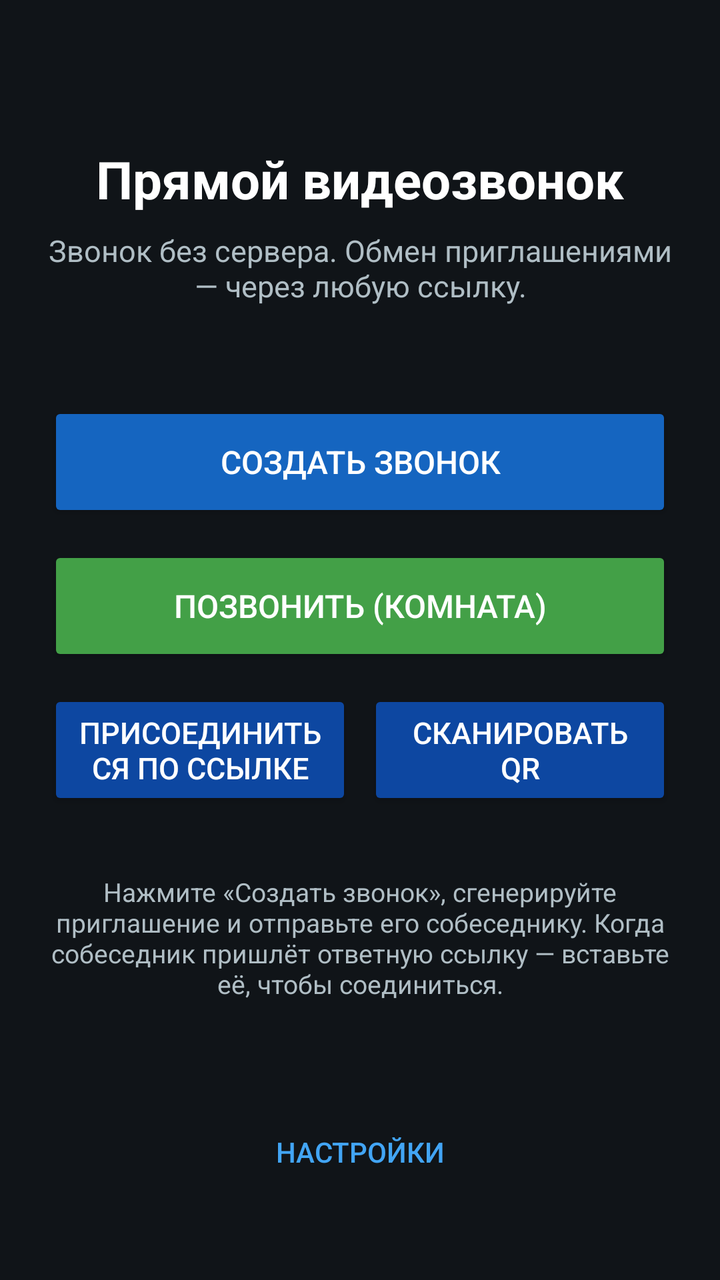
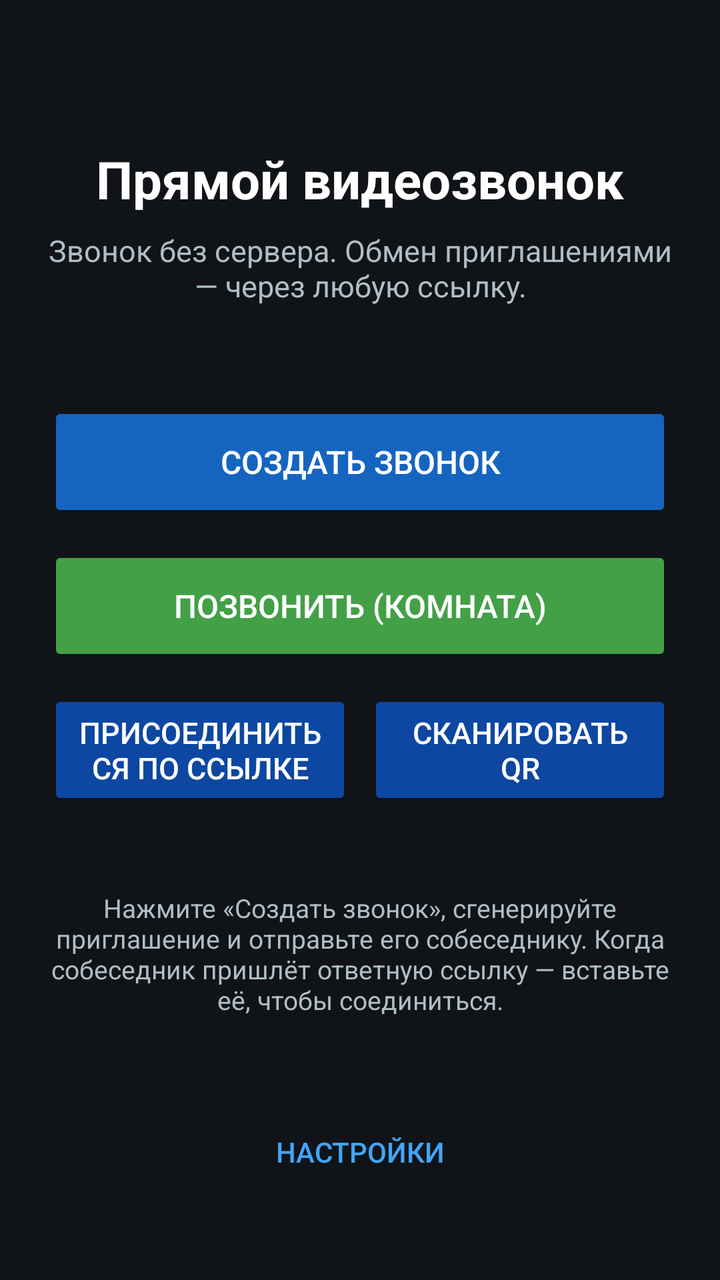

Compare the two renders of this Android layout. The source of the first and the diff that turns it into the second are given below.
<!-- AndroidManifest.xml: activity theme Theme.P2PCall -->
<!-- res/layout/activity_main.xml -->
<?xml version="1.0" encoding="utf-8"?>
<androidx.constraintlayout.widget.ConstraintLayout xmlns:android="http://schemas.android.com/apk/res/android"
    xmlns:app="http://schemas.android.com/apk/res-auto"
    android:layout_width="match_parent"
    android:layout_height="match_parent"
    android:background="@color/bg_dark"
    android:padding="24dp">

    <TextView
        android:id="@+id/titleView"
        android:layout_width="0dp"
        android:layout_height="wrap_content"
        android:layout_marginTop="48dp"
        android:gravity="center"
        android:text="@string/home_title"
        android:textColor="@color/text_primary"
        android:textSize="26sp"
        android:textStyle="bold"
        app:layout_constraintEnd_toEndOf="parent"
        app:layout_constraintStart_toStartOf="parent"
        app:layout_constraintTop_toTopOf="parent" />

    <TextView
        android:id="@+id/subtitleView"
        android:layout_width="0dp"
        android:layout_height="wrap_content"
        android:layout_marginTop="8dp"
        android:gravity="center"
        android:text="@string/home_subtitle"
        android:textColor="@color/text_secondary"
        android:textSize="15sp"
        app:layout_constraintEnd_toEndOf="parent"
        app:layout_constraintStart_toStartOf="parent"
        app:layout_constraintTop_toBottomOf="@id/titleView" />

    <Button
        android:id="@+id/btnCreateCall"
        style="@style/Widget.AppCompat.Button.Colored"
        android:layout_width="0dp"
        android:layout_height="60dp"
        android:layout_marginTop="48dp"
        android:backgroundTint="@color/brand"
        android:text="@string/btn_create_call"
        android:textColor="@color/text_primary"
        android:textSize="16sp"
        app:layout_constraintEnd_toEndOf="parent"
        app:layout_constraintStart_toStartOf="parent"
        app:layout_constraintTop_toBottomOf="@id/subtitleView" />

    <Button
        android:id="@+id/btnRoomCall"
        style="@style/Widget.AppCompat.Button.Colored"
        android:layout_width="0dp"
        android:layout_height="60dp"
        android:layout_marginTop="12dp"
        android:backgroundTint="@color/ok"
        android:text="@string/btn_room_call"
        android:textColor="@color/text_primary"
        android:textSize="16sp"
        app:layout_constraintEnd_toEndOf="parent"
        app:layout_constraintStart_toStartOf="parent"
        app:layout_constraintTop_toBottomOf="@id/btnCreateCall" />

    <LinearLayout
        android:id="@+id/joinRow"
        android:layout_width="0dp"
        android:layout_height="wrap_content"
        android:layout_marginTop="12dp"
        android:orientation="horizontal"
        app:layout_constraintEnd_toEndOf="parent"
        app:layout_constraintStart_toStartOf="parent"
        app:layout_constraintTop_toBottomOf="@id/btnRoomCall">

        <Button
            android:id="@+id/btnJoinCall"
            style="@style/Widget.AppCompat.Button.Colored"
            android:layout_width="0dp"
            android:layout_height="60dp"
            android:layout_weight="1"
            android:backgroundTint="@color/brand_dark"
            android:text="@string/btn_join_call"
            android:textColor="@color/text_primary"
            android:textSize="15sp" />

        <Button
            android:id="@+id/btnScanQr"
            style="@style/Widget.AppCompat.Button.Colored"
            android:layout_width="0dp"
            android:layout_height="60dp"
            android:layout_marginStart="8dp"
            android:layout_weight="1"
            android:backgroundTint="@color/brand_dark"
            android:text="@string/btn_scan_qr"
            android:textColor="@color/text_primary"
            android:textSize="15sp" />
    </LinearLayout>

        <TextView
        android:id="@+id/hintView"
        android:layout_width="0dp"
        android:layout_height="wrap_content"
        android:layout_marginTop="32dp"
        android:gravity="center"
        android:text="@string/home_hint"
        android:textColor="@color/text_secondary"
        android:textSize="13sp"
        app:layout_constraintEnd_toEndOf="parent"
        app:layout_constraintStart_toStartOf="parent"
        app:layout_constraintTop_toBottomOf="@id/joinRow" />

    <Button
        android:id="@+id/btnSettings"
        style="@style/Widget.AppCompat.Button.Borderless"
        android:layout_width="wrap_content"
        android:layout_height="wrap_content"
        android:layout_marginBottom="16dp"
        android:text="@string/btn_settings"
        android:textColor="@color/brand_light"
        app:layout_constraintBottom_toBottomOf="parent"
        app:layout_constraintEnd_toEndOf="parent"
        app:layout_constraintStart_toStartOf="parent" />

</androidx.constraintlayout.widget.ConstraintLayout>
<!-- resources referenced by this layout -->
<resources>
  <color name="bg_dark">#101418</color>
  <color name="brand">#1565C0</color>
  <color name="brand_dark">#0D47A1</color>
  <color name="brand_light">#42A5F5</color>
  <color name="ok">#43A047</color>
  <color name="text_primary">#FFFFFF</color>
  <color name="text_secondary">#B0BEC5</color>
  <string name="btn_create_call">Создать звонок</string>
  <string name="btn_join_call">Присоединиться по ссылке</string>
  <string name="btn_room_call">Позвонить (комната)</string>
  <string name="btn_scan_qr">Сканировать QR</string>
  <string name="btn_settings">Настройки</string>
  <string name="home_hint">Нажмите «Создать звонок», сгенерируйте приглашение и отправьте его собеседнику. Когда собеседник пришлёт ответную ссылку — вставьте её, чтобы соединиться.</string>
  <string name="home_subtitle">Звонок без сервера. Обмен приглашениями — через любую ссылку.</string>
  <string name="home_title">Прямой видеозвонок</string>
  <style name="Theme.P2PCall" parent="Theme.AppCompat.DayNight.NoActionBar">
          <item name="colorPrimary">@color/brand</item>
          <item name="colorPrimaryDark">@color/brand_dark</item>
          <item name="colorAccent">@color/brand_light</item>
          <item name="android:windowBackground">@color/bg_dark</item>
          <item name="android:statusBarColor" tools:targetApi="21">@color/brand_dark</item>
      </style>
</resources>

<!-- the commit's change to res/layout/activity_main.xml (unified diff, before → after) -->
@@ -95,18 +95,29 @@
             android:textSize="15sp" />
     </LinearLayout>
 
-        <TextView
+        <LinearLayout
+        android:id="@+id/historyContainer"
+        android:layout_width="0dp"
+        android:layout_height="wrap_content"
+        android:layout_marginTop="16dp"
+        android:gravity="center"
+        android:orientation="vertical"
+        app:layout_constraintEnd_toEndOf="parent"
+        app:layout_constraintStart_toStartOf="parent"
+        app:layout_constraintTop_toBottomOf="@id/joinRow" />
+
+    <TextView
         android:id="@+id/hintView"
         android:layout_width="0dp"
         android:layout_height="wrap_content"
-        android:layout_marginTop="32dp"
+        android:layout_marginTop="24dp"
         android:gravity="center"
         android:text="@string/home_hint"
         android:textColor="@color/text_secondary"
         android:textSize="13sp"
         app:layout_constraintEnd_toEndOf="parent"
         app:layout_constraintStart_toStartOf="parent"
-        app:layout_constraintTop_toBottomOf="@id/joinRow" />
+        app:layout_constraintTop_toBottomOf="@id/historyContainer" />
 
     <Button
         android:id="@+id/btnSettings"
